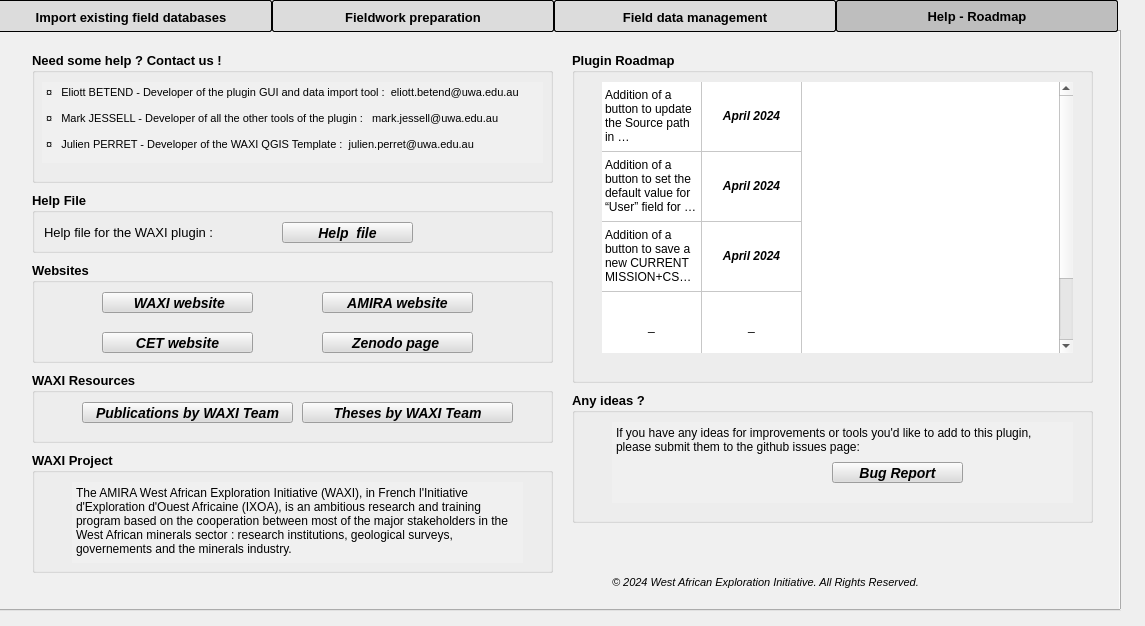
Qt form WAXI_QF_dialog_base.ui (swaxi/GEOL-QMAPS) before a commit.
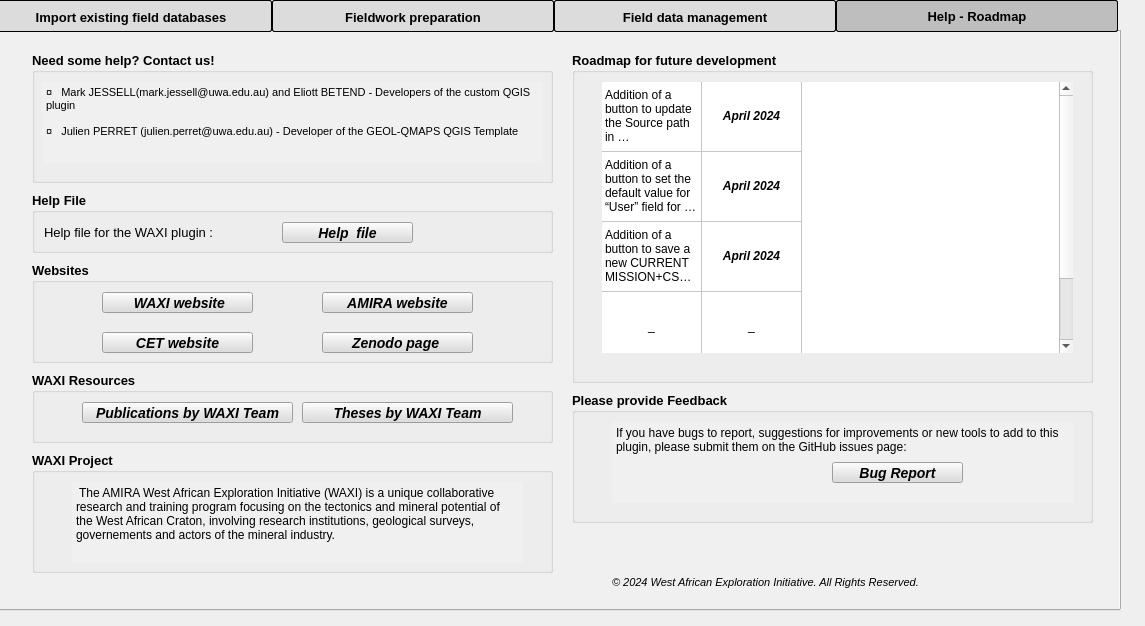
The same form after that commit. The open tabs and pages were chosen to show the change.

Commit message: Screenshot of the plugin tab updated

What changed in the file:
```diff
--- a/WAXI_QF_dialog_base.ui
+++ b/WAXI_QF_dialog_base.ui
@@ -3322,7 +3322,7 @@
       </font>
      </property>
      <property name="title">
-      <string>Need some help ? Contact us !</string>
+      <string>Need some help? Contact us!</string>
      </property>
      <widget class="QPlainTextEdit" name="plainTextEdit_8">
       <property name="enabled">
@@ -3366,11 +3366,9 @@
        <bool>true</bool>
       </property>
       <property name="plainText">
-       <string>¤   Eliott BETEND - Developer of the plugin GUI and data import tool :  eliott.betend@uwa.edu.au
+       <string>¤   Mark JESSELL(mark.jessell@uwa.edu.au) and Eliott BETEND - Developers of the custom QGIS plugin
 
-¤   Mark JESSELL - Developer of all the other tools of the plugin :   mark.jessell@uwa.edu.au
-
-¤   Julien PERRET - Developer of the WAXI QGIS Template :  julien.perret@uwa.edu.au</string>
+¤   Julien PERRET (julien.perret@uwa.edu.au) - Developer of the GEOL-QMAPS QGIS Template </string>
       </property>
       <property name="backgroundVisible">
        <bool>false</bool>
@@ -3434,7 +3432,7 @@
       </font>
      </property>
      <property name="title">
-      <string>Any ideas ? </string>
+      <string>Please provide Feedback </string>
      </property>
      <widget class="QPlainTextEdit" name="plainTextEdit_9">
       <property name="enabled">
@@ -3470,7 +3468,7 @@
        <bool>true</bool>
       </property>
       <property name="plainText">
-       <string>If you have any ideas for improvements or tools you'd like to add to this plugin, please submit them to the github issues page:</string>
+       <string>If you have bugs to report, suggestions for improvements or new tools to add to this plugin, please submit them on the GitHub issues page:</string>
       </property>
      </widget>
      <widget class="QPushButton" name="pushButton_23">
@@ -3567,7 +3565,7 @@
        <bool>true</bool>
       </property>
       <property name="plainText">
-       <string>The AMIRA West African Exploration Initiative (WAXI), in French l'Initiative d'Exploration d'Ouest Africaine (IXOA), is an ambitious research and training program based on the cooperation between most of the major stakeholders in the West African minerals sector : research institutions, geological surveys, governements and the minerals industry. </string>
+       <string> The AMIRA West African Exploration Initiative (WAXI) is a unique collaborative research and training program focusing on the tectonics and mineral potential of the West African Craton, involving research institutions, geological surveys, governements and actors of the mineral industry. </string>
       </property>
      </widget>
     </widget>
@@ -3588,7 +3586,7 @@
       </font>
      </property>
      <property name="title">
-      <string>Plugin Roadmap</string>
+      <string>Roadmap for future development</string>
      </property>
     </widget>
     <zorder>groupBox_30</zorder>
```
The commit also changes 4 other files.
